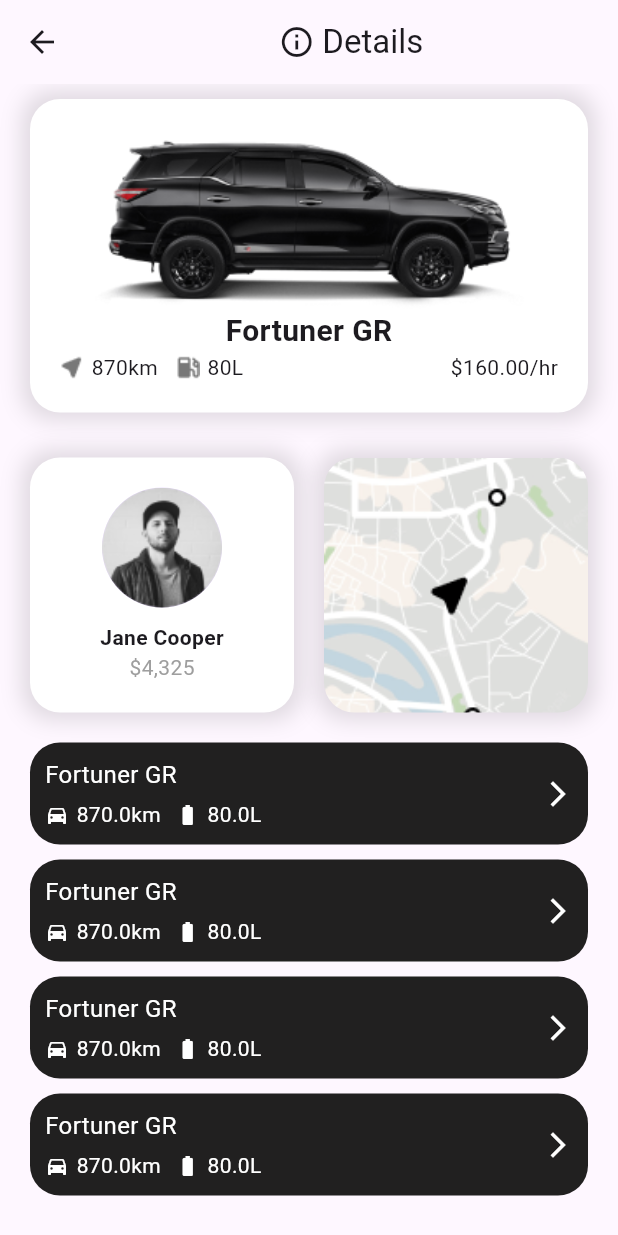
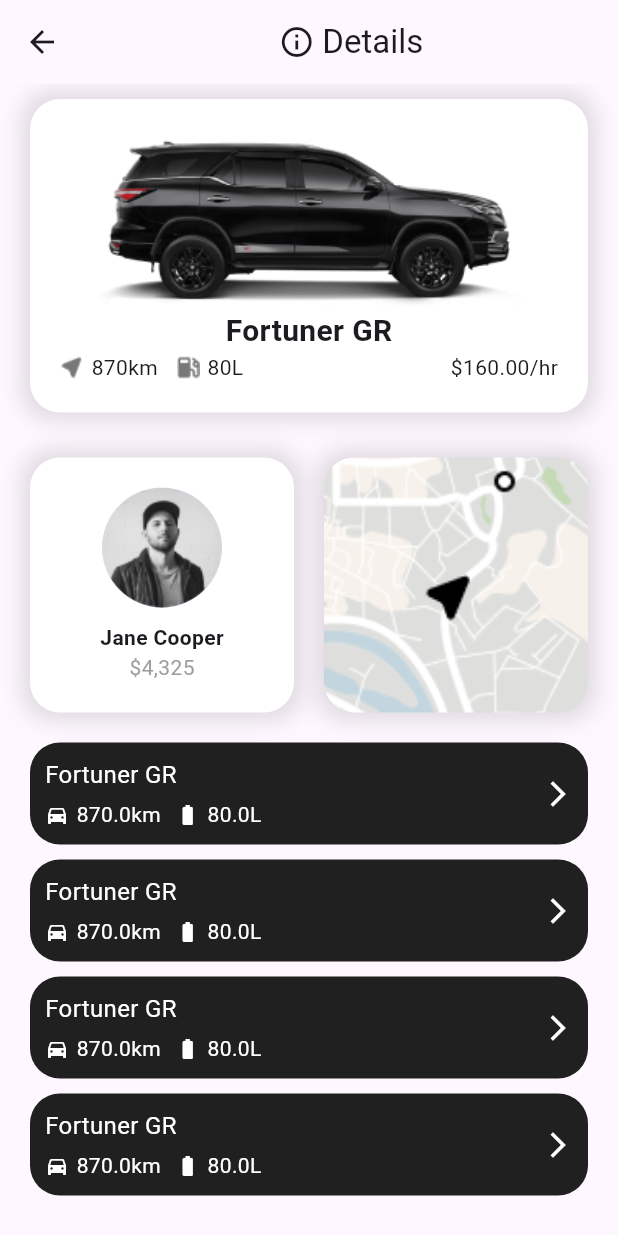
Before and after one commit to Anirudh-rb26/rent-a-ride, a Flutter app: the CarListScreen screen opened directly, after a tap on "Fortuner GR", on a phone screen of 412 x 824 dp. Run offline on Flutter 3.47's test engine with Material 3 defaults, Android fonts, the phone set to English and light mode, and no system bars; our stand-ins replace cloud_firestore, firebase_core, flutter_map, latlong2; accounts and stored records are empty.

Commit message:
Implemented: Clean Architecture

```diff
--- /dev/null
+++ b/lib/domain/repositories/car_repository.dart
@@ -0,0 +1,5 @@
+import 'package:rentaride/data/models/car_model.dart';
+
+abstract class CarRepository {
+  Future<List<Car>> fetchCars();
+}
--- a/lib/presentation/screens/car_details_screen.dart
+++ b/lib/presentation/screens/car_details_screen.dart
@@ -5,12 +5,43 @@
 import 'package:rentaride/presentation/widgets/car_card.dart';
 import 'package:rentaride/presentation/widgets/more_option_card.dart';
 
-class CarDetailsScreen extends StatelessWidget {
+class CarDetailsScreen extends StatefulWidget {
   final Car car;
   const CarDetailsScreen({
     super.key,
     required this.car,
   });
+
+  @override
+  State<CarDetailsScreen> createState() => _CarDetailsScreenState();
+}
+
+class _CarDetailsScreenState extends State<CarDetailsScreen> with SingleTickerProviderStateMixin {
+  AnimationController? _animationController;
+  Animation<double>? _animation;
+
+  @override
+  void initState() {
+    _animationController = AnimationController(
+      duration: const Duration(seconds: 3),
+      vsync: this,
+    );
+
+    _animation = Tween<double>(begin: 1.0, end: 1.5).animate(_animationController!)
+      ..addListener(() {
+        setState(() {});
+      });
+
+    _animationController!.forward();
+
+    super.initState();
+  }
+
+  @override
+  void dispose() {
+    _animationController!.forward();
+    super.dispose();
+  }
 
   @override
   Widget build(BuildContext context) {
@@ -29,7 +60,7 @@
       body: Column(
         children: [
           // CarCard
-          CarCard(car: car),
+          CarCard(car: widget.car),
 
           // Gap
           const SizedBox(height: 20),
@@ -86,18 +117,25 @@
                     onTap: () {
                       Navigator.push(
                         context,
-                        MaterialPageRoute(builder: (context) => MapDetailsScreen(car: car)),
+                        MaterialPageRoute(builder: (context) => MapDetailsScreen(car: widget.car)),
                       );
                     },
                     child: Container(
                       height: 170,
                       decoration: BoxDecoration(
                         borderRadius: BorderRadius.circular(20),
-                        image: const DecorationImage(
-                          image: AssetImage('assets/maps.png'),
-                          fit: BoxFit.cover,
+                        boxShadow: [customBoxShadow()],
+                      ),
+                      child: ClipRRect(
+                        borderRadius: BorderRadius.circular(20),
+                        child: Transform.scale(
+                          scale: _animation!.value,
+                          alignment: Alignment.center,
+                          child: Image.asset(
+                            'assets/maps.png',
+                            fit: BoxFit.cover,
+                          ),
                         ),
-                        boxShadow: [customBoxShadow()],
                       ),
                     ),
                   ),
@@ -111,10 +149,10 @@
 
           Column(
             children: [
-              MoreOptionCard(car: car),
-              MoreOptionCard(car: car),
-              MoreOptionCard(car: car),
-              MoreOptionCard(car: car),
+              MoreOptionCard(car: widget.car),
+              MoreOptionCard(car: widget.car),
+              MoreOptionCard(car: widget.car),
+              MoreOptionCard(car: widget.car),
               // MoreOptionCard(car: Car(model: "Fortuner GR", distance: 870, fuelCapacity: 80, pricePerHour: 160)),
             ],
           ),
```
Also changed, not shown: lib/data/models/car_model.dart (+9 -0 lines), lib/data/repositories/car_repository_impl.dart (added, +14 -0 lines), lib/data/sources/firebase_car_data.dart (added, +13 -0 lines), lib/domain/usecases/get_cars.dart (added, +12 -0 lines).
